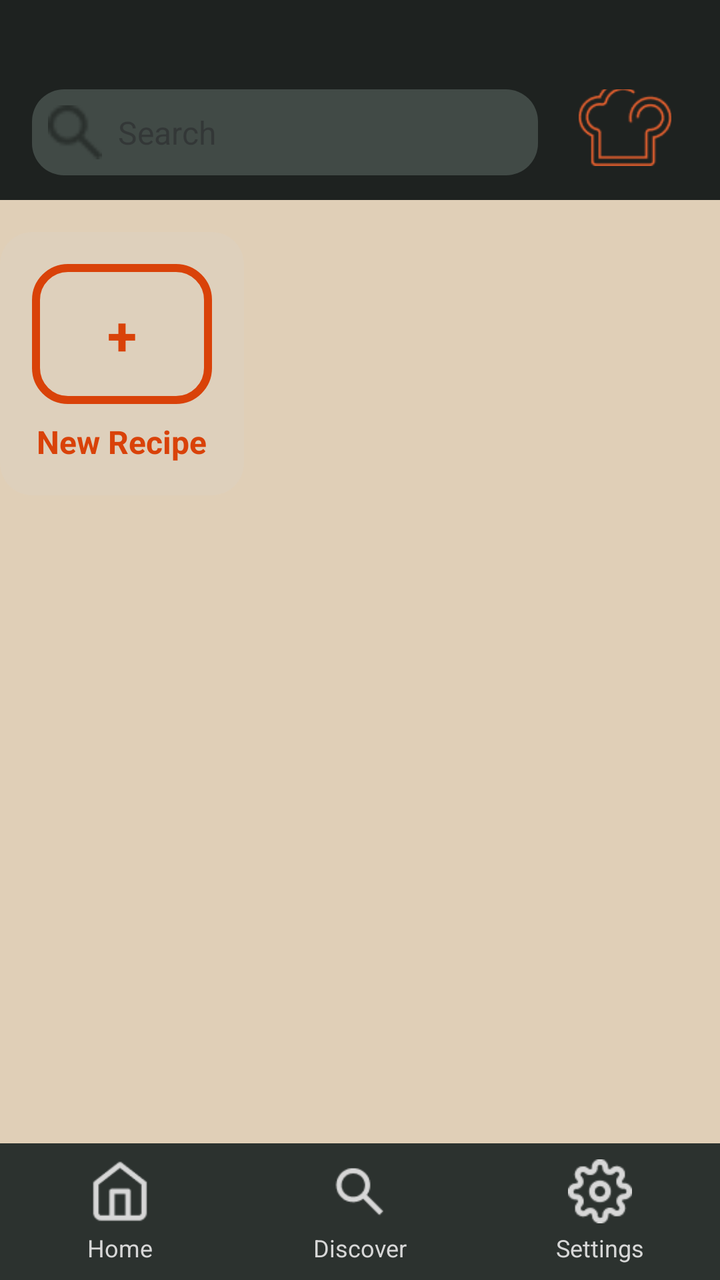
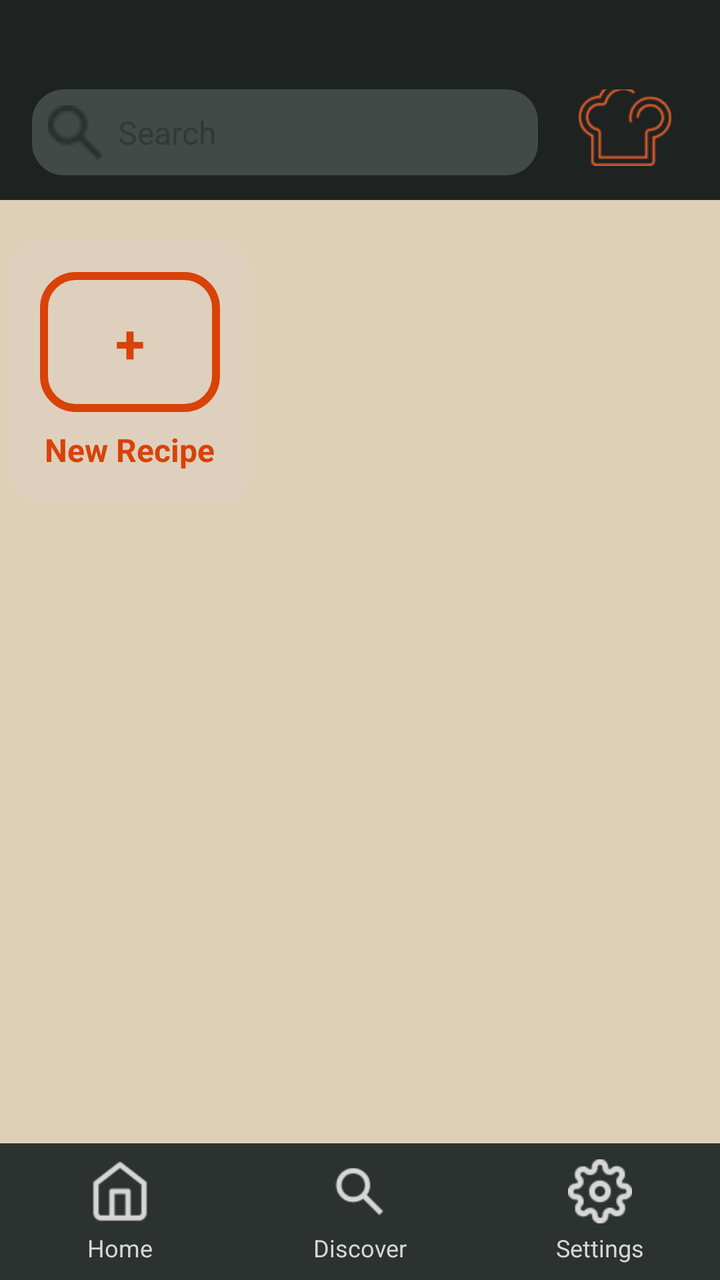

Compare the two renders of this Android layout. The source of the first and the diff that turns it into the second are given below.
<!-- AndroidManifest.xml: application theme Theme.MealMate -->
<!-- res/layout/recipes_library.xml -->
<?xml version="1.0" encoding="utf-8"?>
<androidx.constraintlayout.widget.ConstraintLayout xmlns:android="http://schemas.android.com/apk/res/android"
    xmlns:app="http://schemas.android.com/apk/res-auto"
    android:id="@+id/main"
    android:layout_width="match_parent"
    android:layout_height="match_parent"
    android:background="#E0CFB7">

    
    <include
        android:id="@+id/search_header"
        layout="@layout/search_header"
        android:layout_width="0dp"
        android:layout_height="100dp"
        app:layout_constraintTop_toTopOf="parent"
        app:layout_constraintStart_toStartOf="parent"
        app:layout_constraintEnd_toEndOf="parent" />

    <include
        android:id="@+id/navigation_footer"
        layout="@layout/navigation_footer"
        android:layout_width="0dp"
        android:layout_height="wrap_content"
        app:layout_constraintBottom_toBottomOf="parent"
        app:layout_constraintStart_toStartOf="parent"
        app:layout_constraintEnd_toEndOf="parent" />

    
    <ScrollView
        android:layout_width="0dp"
        android:layout_height="0dp"
        app:layout_constraintTop_toBottomOf="@id/search_header"
        app:layout_constraintBottom_toTopOf="@id/navigation_footer"
        app:layout_constraintStart_toStartOf="parent"
        app:layout_constraintEnd_toEndOf="parent"
        android:fillViewport="true">

        
        <LinearLayout
            android:layout_width="match_parent"
            android:layout_height="wrap_content"
            android:orientation="vertical"
            android:gravity="center_horizontal"
            android:paddingTop="16dp"> 

            <GridLayout
                android:id="@+id/card_container"
                android:layout_width="match_parent"
                android:layout_height="wrap_content"
                android:columnCount="3"
                android:orientation="horizontal"
                android:layout_gravity="top|center_horizontal|left">

                
                <include
                    android:id="@+id/new_recipe_card"
                    layout="@layout/recipes_library_new_card" />
            </GridLayout>
        </LinearLayout>
    </ScrollView>

    <com.airbnb.lottie.LottieAnimationView
        android:id="@+id/lottie_animation_view"
        android:layout_width="200dp"
        android:layout_height="200dp"
        android:layout_centerInParent="true"
        android:visibility="gone"
        app:layout_constraintTop_toTopOf="parent"
        app:layout_constraintBottom_toBottomOf="parent"
        app:layout_constraintStart_toStartOf="parent"
        app:layout_constraintEnd_toEndOf="parent"
        app:lottie_autoPlay="true"
        app:lottie_loop="true"
        app:lottie_fileName="animation_loading.lottie" />
</androidx.constraintlayout.widget.ConstraintLayout>
<!-- res/layout/search_header.xml (included above) -->
<?xml version="1.0" encoding="utf-8"?>
<LinearLayout xmlns:android="http://schemas.android.com/apk/res/android"
    xmlns:tools="http://schemas.android.com/tools"
    android:layout_width="match_parent"
    android:layout_height="110dp"
    android:orientation="vertical"
    android:background="#1E2220"
    android:paddingTop="10dp"
    android:paddingBottom="10dp"
    tools:layout_editor_absoluteX="-4dp"
    tools:ignore="MissingConstraints">

    <TextView
        android:id="@+id/return_button"
        android:layout_width="wrap_content"
        android:layout_height="wrap_content"
        android:layout_marginStart="16dp"
        android:layout_marginBottom="8dp"
        android:text="&lt; Return"
        android:textColor="#FF5722"
        android:textSize="16sp"
        android:visibility="invisible"
        />

    <LinearLayout
        android:id="@+id/search_bar_container"
        android:layout_width="match_parent"
        android:layout_height="wrap_content"
        android:orientation="horizontal"
        android:paddingTop="5dp"
        >

        <include
            layout="@layout/search_bar"
            android:layout_width="0dp"
            android:layout_height="wrap_content"
            android:layout_marginEnd="16dp"
            android:layout_marginStart="16dp"
            android:layout_weight="1" />

        <ImageView
            android:paddingBottom="12dp"
            android:layout_width="55dp"
            android:layout_height="55dp"
            android:layout_gravity="center_vertical"
            android:layout_marginEnd="20dp"
            android:src="@drawable/logo_small" />
    </LinearLayout>
</LinearLayout>
<!-- res/layout/navigation_footer.xml (included above) -->
<?xml version="1.0" encoding="utf-8"?>
<LinearLayout
    xmlns:android="http://schemas.android.com/apk/res/android"
    xmlns:app="http://schemas.android.com/apk/res-auto"
    android:layout_width="match_parent"
    android:layout_height="wrap_content"
    android:orientation="horizontal"
    android:background="#2C322F"
    android:paddingTop="8dp"
    android:paddingBottom="8dp"
    android:gravity="center">

    
    <LinearLayout
        android:layout_width="0dp"
        android:layout_height="wrap_content"
        android:layout_weight="1"
        android:orientation="vertical"
        android:gravity="center">

        <ImageButton
            android:id="@+id/home_button"
            android:layout_width="32dp"
            android:layout_height="32dp"
            android:background="?android:attr/selectableItemBackground"
            android:src="@drawable/icon_home"
            android:scaleType="centerInside"
            app:tint="@color/button_tint_selector"
            android:contentDescription="Home" />

        <TextView
            android:layout_width="wrap_content"
            android:layout_height="wrap_content"
            android:text="Home"
            android:textColor="#D7D7D7"
            android:textSize="12sp"
            android:paddingTop="4dp"/>
    </LinearLayout>

    
    <LinearLayout
        android:layout_width="0dp"
        android:layout_height="wrap_content"
        android:layout_weight="1"
        android:orientation="vertical"
        android:gravity="center">

        <ImageButton
            android:id="@+id/discover_button"
            android:layout_width="32dp"
            android:layout_height="32dp"
            android:background="?android:attr/selectableItemBackground"
            android:src="@drawable/icon_discover"
            android:scaleType="centerInside"
            app:tint="@color/button_tint_selector"
            android:contentDescription="Discover" />

        <TextView
            android:layout_width="wrap_content"
            android:layout_height="wrap_content"
            android:text="Discover"
            android:textColor="#D7D7D7"
            android:textSize="12sp"
            android:paddingTop="4dp"/>
    </LinearLayout>

    
    <LinearLayout
        android:layout_width="0dp"
        android:layout_height="wrap_content"
        android:layout_weight="1"
        android:orientation="vertical"
        android:gravity="center">

        <ImageButton
            android:id="@+id/settings_button"
            android:layout_width="32dp"
            android:layout_height="32dp"
            android:background="?android:attr/selectableItemBackground"
            android:src="@drawable/icon_settings"
            android:scaleType="centerInside"
            app:tint="@color/button_tint_selector"
            android:contentDescription="Settings" />

        <TextView
            android:layout_width="wrap_content"
            android:layout_height="wrap_content"
            android:text="Settings"
            android:textColor="#D7D7D7"
            android:textSize="12sp"
            android:paddingTop="4dp"/>
    </LinearLayout>
</LinearLayout>
<!-- res/layout/recipes_library_new_card.xml (included above) -->
<androidx.cardview.widget.CardView
    xmlns:android="http://schemas.android.com/apk/res/android"
    xmlns:app="http://schemas.android.com/apk/res-auto"
    android:layout_width="match_parent"
    android:layout_height="wrap_content"
    android:layout_margin="8dp"
    app:cardCornerRadius="16dp"
    app:cardElevation="0dp"
    android:backgroundTint="#DED0BC"
    android:clickable="true"
    android:focusable="true"
    android:foreground="?attr/selectableItemBackground">
    <LinearLayout
        android:layout_width="match_parent"
        android:layout_height="wrap_content"
        android:orientation="vertical"
        android:padding="16dp"
        android:gravity="center">

        
        <LinearLayout
            android:layout_width="90dp"
        android:layout_height="70dp"
        android:layout_gravity="center"
        android:background="@drawable/rounded_outline"
        android:gravity="center">

        <TextView
            android:layout_width="wrap_content"
            android:layout_height="wrap_content"
            android:text="+"
            android:textColor="#D94209"
            android:textSize="27sp"
            android:textStyle="bold" />
    </LinearLayout>

    
    <TextView
        android:layout_width="wrap_content"
        android:layout_height="wrap_content"
        android:layout_gravity="center"
        android:text="New Recipe"
        android:textColor="#D94209"
        android:textSize="16sp"
        android:textStyle="bold"
        android:layout_marginTop="8dp" />
</LinearLayout>
    </androidx.cardview.widget.CardView>
<!-- res/layout/search_bar.xml (included above) -->
<?xml version="1.0" encoding="utf-8"?>
<LinearLayout xmlns:android="http://schemas.android.com/apk/res/android"
    xmlns:app="http://schemas.android.com/apk/res-auto"
    xmlns:tools="http://schemas.android.com/tools"
    android:layout_width="match_parent"
    android:layout_height="wrap_content"
    android:background="@drawable/search_bar_background"
    android:orientation="horizontal"
    android:padding="8dp"
    android:gravity="center_vertical"
    tools:ignore="ExtraText">

    <ImageView
        android:id="@+id/search_icon_button"
        android:layout_marginLeft="5dp"
        android:layout_width="27dp"
        android:layout_height="27dp"
        android:src="@drawable/icon_search"
        android:layout_marginEnd="8dp"
        app:tint="#2A302D" />

    <EditText
        android:id="@+id/search_input"
        android:layout_width="0dp"
        android:layout_height="wrap_content"
        android:layout_weight="1"
        android:hint="Search"
        android:background="@android:color/transparent"
        android:textColor="#D0D0D0"
        android:inputType="text"
        android:padding="0dp"
        android:textSize="16sp"/>
</LinearLayout>
<!-- resources referenced by this layout -->
<resources>
  <!-- drawable icon_discover: png bitmap (drawable, 639 bytes) -->
  <!-- drawable icon_home: png bitmap (drawable, 614 bytes) -->
  <!-- drawable icon_search: png bitmap (drawable, 506 bytes) -->
  <!-- drawable icon_settings: png bitmap (drawable, 1004 bytes) -->
  <!-- drawable logo_small: png bitmap (drawable, 2000 bytes) -->
  <!-- drawable rounded_outline (drawable) -->
  <?xml version="1.0" encoding="utf-8"?>
  <shape xmlns:android="http://schemas.android.com/apk/res/android">
      <solid android:color="#DED0BC" /> 
      <stroke android:width="4dp" android:color="#D94209" /> 
      <corners android:radius="16dp" /> 
  </shape>
  <!-- drawable search_bar_background (drawable) -->
  <?xml version="1.0" encoding="utf-8"?>
  <shape xmlns:android="http://schemas.android.com/apk/res/android">
      <solid android:color="#414A46"/>
      <corners android:radius="16dp"/>
  </shape>
  <style name="Theme.MealMate" parent="Base.Theme.MealMate" />
  <style name="Base.Theme.MealMate" parent="Theme.Material3.DayNight.NoActionBar">
          
          
      </style>
</resources>

<!-- the commit's change to res/layout/recipes_library.xml (unified diff, before → after) -->
@@ -6,7 +6,6 @@
     android:layout_height="match_parent"
     android:background="#E0CFB7">
 
-    
     <include
         android:id="@+id/search_header"
         layout="@layout/search_header"
@@ -41,7 +40,9 @@
             android:layout_height="wrap_content"
             android:orientation="vertical"
             android:gravity="center_horizontal"
-            android:paddingTop="16dp"> 
+            android:paddingTop="16dp"
+            android:clipToPadding="false"
+            >
 
             <GridLayout
                 android:id="@+id/card_container"
@@ -49,7 +50,9 @@
                 android:layout_height="wrap_content"
                 android:columnCount="3"
                 android:orientation="horizontal"
-                android:layout_gravity="top|center_horizontal|left">
+                android:layout_gravity="top|center_horizontal"
+                android:useDefaultMargins="true">
+
 
                 
                 <include
